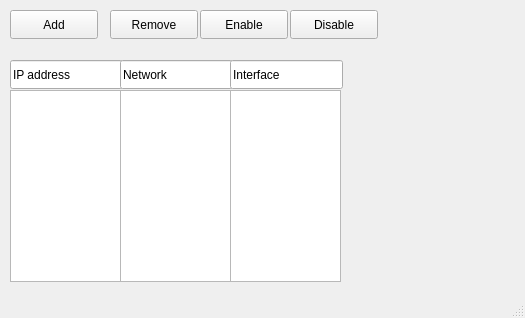
Above: loginGUI/ipAddresses.ui from adiosko/mikrotik before the change. Below: the same form after it.
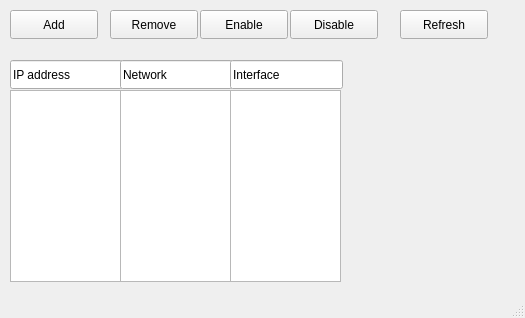
That is the form after the change.

What changed in the file:
```diff
--- a/loginGUI/ipAddresses.ui
+++ b/loginGUI/ipAddresses.ui
@@ -135,6 +135,19 @@
      </rect>
     </property>
    </widget>
+   <widget class="QPushButton" name="refreshButton">
+    <property name="geometry">
+     <rect>
+      <x>400</x>
+      <y>10</y>
+      <width>88</width>
+      <height>29</height>
+     </rect>
+    </property>
+    <property name="text">
+     <string>Refresh</string>
+    </property>
+   </widget>
   </widget>
   <widget class="QStatusBar" name="statusbar"/>
  </widget>
```
